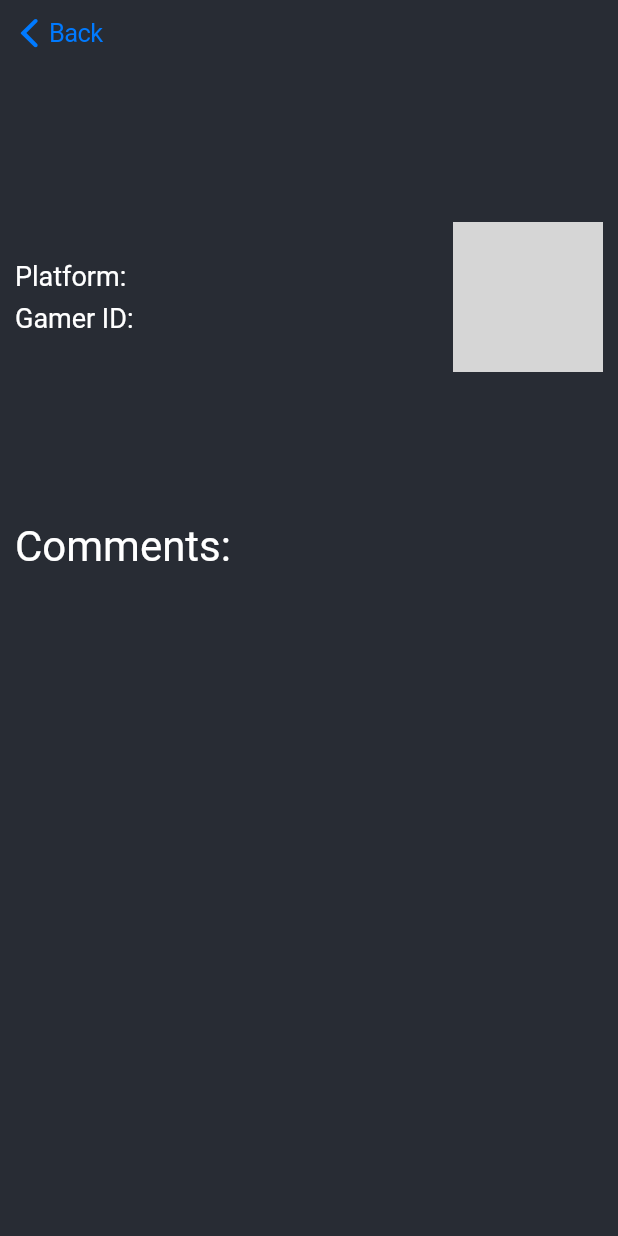
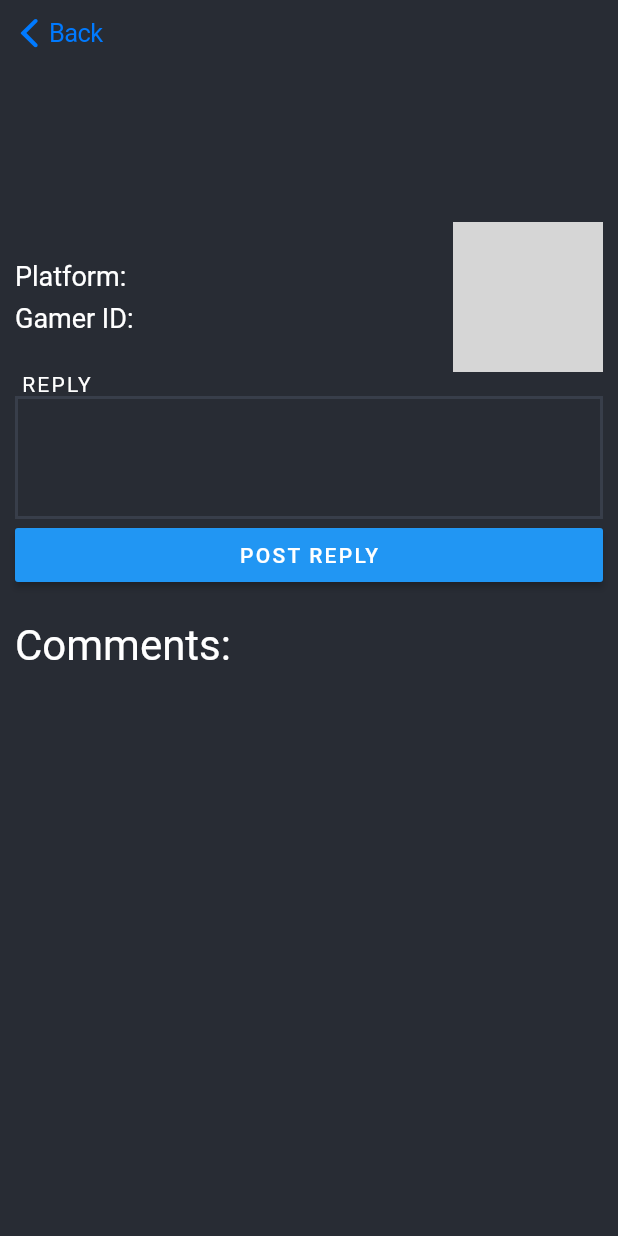
Before and after one commit to RiesvGeffen/lfg_app, a Flutter app: the PostDetailsScreen screen opened directly with empty values, on a phone screen of 412 x 824 dp. Run offline on Flutter 3.47's test engine with Material 2 defaults, Android fonts, the phone set to English and light mode, and no system bars; our stand-ins replace cloud_firestore, firebase_auth, firebase_core, timeago; accounts and stored records are empty; network calls fail; grey boxes are pictures that could not be loaded.

Commit message:
Implementation of comments

```diff
--- /dev/null
+++ b/lib/models/comment_model.dart
@@ -0,0 +1,20 @@
+import 'package:cloud_firestore/cloud_firestore.dart';
+import 'package:timeago/timeago.dart' as timeago;
+
+class Comment {
+  final String id;
+  final String message;
+  final String created;
+  String author = "";
+
+  Comment({this.id, this.message, this.created});
+
+  factory Comment.fromJson(Map<String, dynamic> json, String id) {
+    Timestamp _created = json["created"];
+    return Comment(
+      id: id,
+      message: json['message'],
+      created: timeago.format(_created.toDate()),
+    );
+  }
+}
--- a/lib/screens/create_post.dart
+++ b/lib/screens/create_post.dart
@@ -253,7 +253,7 @@ class CreatePostScreenState extends State<CreatePostScreen> {
                   SizedBox(
                     width: double.infinity,
                     child: RaisedButton(
-                      color: Color.fromARGB(255, 56, 62, 74),
+                      color: Colors.blue,
                       child: Text(
                         'POST',
                         style:
@@ -353,7 +353,7 @@ class CreatePostScreenState extends State<CreatePostScreen> {
       'gamerId': gamerId,
       'title': title,
       'created': FieldValue.serverTimestamp(),
-      'user': auth.currentUser.uid
+      'userRef': FirebaseFirestore.instance.doc('users/${auth.currentUser.uid}')
     }).then((value) {
       gamerIdTextController.clear();
       titleTextController.clear();
@@ -368,6 +368,6 @@ class CreatePostScreenState extends State<CreatePostScreen> {
               image: game.image,
             ),
           ));
-    }).catchError((error) => print("Failed to add user: $error"));
+    }).catchError((error) => print("Failed to add post: $error"));
   }
 }
--- a/lib/screens/post_details.dart
+++ b/lib/screens/post_details.dart
@@ -3,6 +3,7 @@ import 'package:flutter/cupertino.dart';
 import 'package:flutter/foundation.dart';
 import 'package:flutter/material.dart';
 import 'package:lfg_app/models/post_model.dart';
+import 'package:lfg_app/widgets/comment_section.dart';
 
 class PostDetailsScreen extends StatefulWidget {
   final String id;
@@ -59,6 +60,7 @@ class PostDetailsScreenState extends State<PostDetailsScreen> {
     } else {
       // VIEW WHEN DATA IS FETCHED
       return CupertinoPageScaffold(
+        resizeToAvoidBottomInset: false,
         child: NestedScrollView(
             headerSliverBuilder:
                 (BuildContext context, bool innerBoxIsScrolled) {
@@ -72,7 +74,8 @@ class PostDetailsScreenState extends State<PostDetailsScreen> {
                 )
               ];
             },
-            body: Padding(
+            body: SingleChildScrollView(
+              child: Padding(
                 padding: EdgeInsets.all(10),
                 child: Column(
                   children: [
@@ -124,17 +127,11 @@ class PostDetailsScreenState extends State<PostDetailsScreen> {
                         )
                       ],
                     ),
-                  Padding(
-                      padding: EdgeInsets.only(top: 100),
-                      child: Row(
-                        children: [
-                          Text(
-                            "Comments:",
-                            style: TextStyle(fontSize: 28),
+                    Row(
+                      children: [CommentSection(postId: widget.id)],
                     )
                   ],
-                      ))
-                ],
+                ),
               ),
             )),
       );
--- /dev/null
+++ b/lib/widgets/comment_section.dart
@@ -0,0 +1,177 @@
+import 'package:cloud_firestore/cloud_firestore.dart';
+import 'package:flutter/cupertino.dart';
+import 'package:flutter/foundation.dart';
+import 'package:flutter/material.dart';
+import 'package:firebase_auth/firebase_auth.dart';
+import 'package:lfg_app/models/comment_model.dart';
+
+class CommentSection extends StatefulWidget {
+  final String postId;
+  CommentSection({Key key, this.postId}) : super(key: key);
+
+  @override
+  CommentSectionState createState() => CommentSectionState();
+}
+
+class CommentSectionState extends State<CommentSection> {
+  final replyTextController = TextEditingController();
+
+  List<Comment> commentList = List();
+
+  CollectionReference commentsCollection =
+      FirebaseFirestore.instance.collection('comments');
+
+  FirebaseAuth auth = FirebaseAuth.instance;
+  bool signedIn = false;
+
+  @override
+  void initState() {
+    super.initState();
+
+    FirebaseAuth.instance.authStateChanges().listen((User user) {
+      if (mounted) {
+        if (user == null) {
+          setState(() {
+            signedIn = false;
+          });
+        } else {
+          setState(() {
+            signedIn = true;
+          });
+        }
+      }
+    });
+
+    commentsCollection
+        .where("postId", isEqualTo: widget.postId)
+        .orderBy("created", descending: true)
+        .snapshots()
+        .listen((QuerySnapshot event) {
+      if (event.docs.length > 0) {
+        List<Comment> _commentList = List();
+        event.docs.forEach((element) {
+          Comment comment = Comment.fromJson(element.data(), element.id);
+          element.data()["userRef"].get().then((DocumentSnapshot doc) {
+            setState(() {
+              comment.author = doc.data()["username"];
+            });
+          });
+          _commentList.add(comment);
+        });
+        setState(() {
+          commentList = _commentList;
+        });
+      }
+    });
+  }
+
+  @override
+  Widget build(BuildContext context) {
+    Query comments = commentsCollection
+        .where("postId", isEqualTo: widget.postId)
+        .orderBy("created", descending: true);
+
+    return Expanded(
+        child: Column(
+      crossAxisAlignment: CrossAxisAlignment.start,
+      children: [
+        if (signedIn)
+          Container(
+            margin: EdgeInsets.only(bottom: 20),
+            child: Column(
+              children: [
+                Column(
+                  crossAxisAlignment: CrossAxisAlignment.start,
+                  children: [
+                    Container(
+                      margin: EdgeInsets.only(left: 4),
+                      child: Text(
+                        'REPLY',
+                        textAlign: TextAlign.start,
+                        style: TextStyle(letterSpacing: 1.5),
+                      ),
+                    ),
+                    CupertinoTextField(
+                      maxLines: 4,
+                      controller: replyTextController,
+                      textCapitalization: TextCapitalization.sentences,
+                      cursorColor: Color.fromARGB(255, 117, 190, 255),
+                      decoration: BoxDecoration(
+                          color: Color.fromARGB(0, 0, 0, 0),
+                          border: Border.all(
+                            color: Color.fromARGB(255, 56, 62, 74),
+                            width: 2,
+                          )),
+                    )
+                  ],
+                ),
+                SizedBox(
+                  width: double.infinity,
+                  child: RaisedButton(
+                    color: Colors.blue,
+                    child: Text(
+                      'POST REPLY',
+                      style: TextStyle(color: Colors.white, letterSpacing: 1.5),
+                    ),
+                    onPressed: () {
+                      submitForm();
+                    },
+                  ),
+                )
+              ],
+            ),
+          ),
+        Text(
+          "Comments:",
+          style: TextStyle(fontSize: 28),
+        ),
+        Column(
+            children: commentList
+                .map((e) => new Container(
+                    margin: EdgeInsets.only(top: 20),
+                    color: Colors.blueGrey,
+                    child: Padding(
+                        padding: EdgeInsets.all(5),
+                        child: Column(
+                          children: [
+                            Row(
+                              children: [
+                                Flexible(
+                                    child: Text(
+                                  e.message,
+                                  style: TextStyle(fontSize: 20),
+                                ))
+                              ],
+                            ),
+                            Row(
+                              children: [Text(" - ${e.author}, ${e.created}")],
+                            )
+                          ],
+                        ))))
+                .toList())
+      ],
+    ));
+  }
+
+  submitForm() async {
+    String reply = replyTextController.text.trim();
+
+    // Validation
+    if (reply == '') {
+      // Form is not valid
+      return;
+    }
+
+    await commentsCollection
+      ..add({
+        'postId': widget.postId,
+        'message': reply,
+        'created': FieldValue.serverTimestamp(),
+        'userRef':
+            FirebaseFirestore.instance.doc('users/${auth.currentUser.uid}')
+      }).then((value) {
+        replyTextController.clear();
+        FocusScope.of(context).unfocus();
+      }).catchError((error) => print("Failed to add user: $error"));
+  }
+}
--- a/pubspec.yaml
+++ b/pubspec.yaml
@@ -26,6 +26,7 @@ dependencies:
   firebase_core: "^0.5.3"
   cloud_firestore: "^0.14.4"
   firebase_auth: "^0.18.4"
+  timeago: ^2.0.27
 
 
   # The following adds the Cupertino Icons font to your application.
```
Also changed, not shown: lib/screens/register_screen.dart (+51 -7 lines), pubspec.lock. Lines whose indentation alone changed are shown as unchanged.
